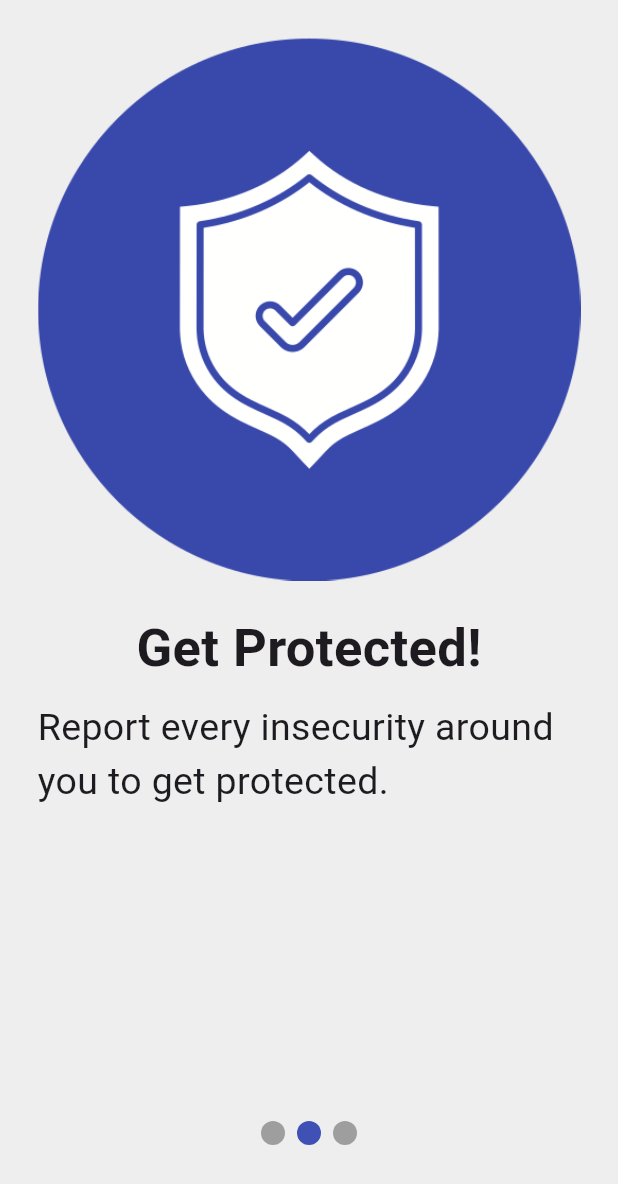
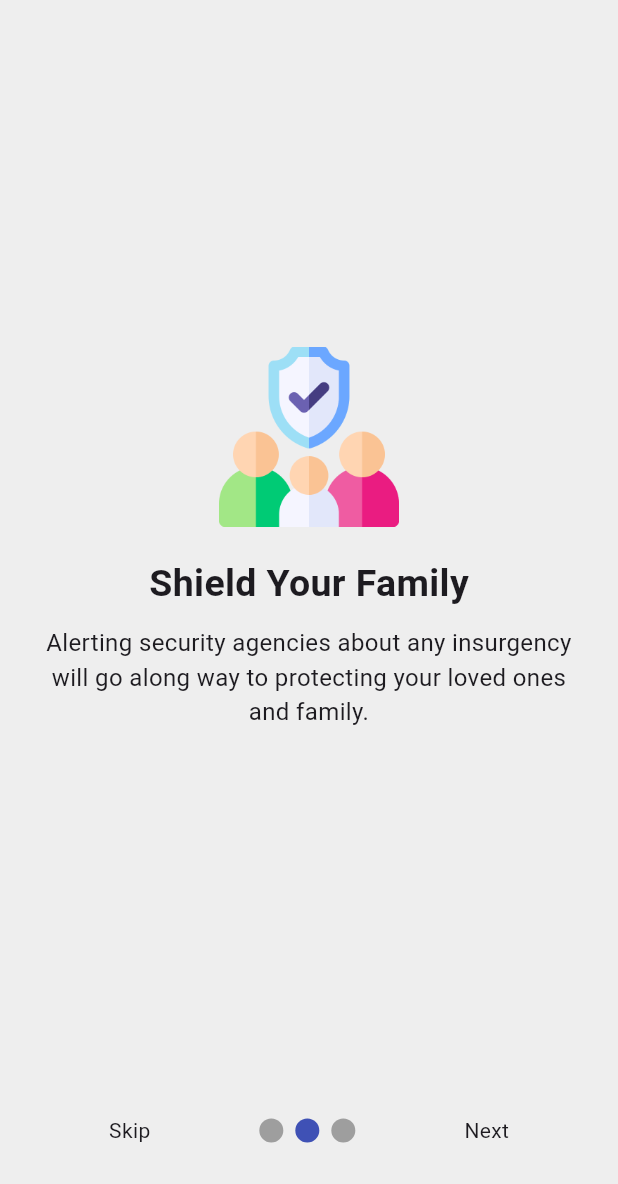
Before and after one commit to kkokwara2014/insurgensys, a Flutter app: the screen it shows after launch, swiped to page 2, on a phone screen of 412 x 824 dp. Shown: the top 1184 px of the screen. Run offline on Flutter 3.47's test engine with Material 3 defaults, Android fonts, the light colour scheme and no system bars; drawn by our look-alikes of smooth_page_indicator; our stand-ins replace get.

Commit message:
Onborading screen completed

```diff
--- a/lib/components/intro_page.dart
+++ b/lib/components/intro_page.dart
@@ -17,17 +17,21 @@ class IntroPage extends StatelessWidget {
         horizontal: 25,
         vertical: 25,
       ),
+      color: Colors.grey.shade200,
       child: Column(
         crossAxisAlignment: CrossAxisAlignment.center,
         children: [
-          Image.asset(imagePath),
+          SizedBox(
+            height: MediaQuery.of(context).size.height * .25,
+          ),
+          SizedBox(width: 120, height: 120, child: Image.asset(imagePath)),
           const SizedBox(
             height: 20,
           ),
           Text(
             heading,
             style: const TextStyle(
-              fontSize: 35,
+              fontSize: 25,
               fontWeight: FontWeight.bold,
             ),
           ),
@@ -36,8 +40,9 @@ class IntroPage extends StatelessWidget {
           ),
           Text(
             description,
+            textAlign: TextAlign.center,
             style: const TextStyle(
-              fontSize: 25,
+              fontSize: 16,
             ),
           ),
         ],
--- a/lib/pages/onboarding.dart
+++ b/lib/pages/onboarding.dart
@@ -1,5 +1,7 @@
 import 'package:flutter/material.dart';
+import 'package:get/get.dart';
 import 'package:insurgensys/components/intro_page.dart';
+import 'package:insurgensys/pages/auth/login_page.dart';
 import 'package:smooth_page_indicator/smooth_page_indicator.dart';
 
 class Onboarding extends StatefulWidget {
@@ -11,7 +13,7 @@ class Onboarding extends StatefulWidget {
 
 class _OnboardingState extends State<Onboarding> {
   PageController _controller = PageController();
-
+  bool isLastPage = false;
   @override
   Widget build(BuildContext context) {
     return SafeArea(
@@ -20,6 +22,11 @@ class _OnboardingState extends State<Onboarding> {
           children: [
             PageView(
               controller: _controller,
+              onPageChanged: (index) {
+                setState(() {
+                  isLastPage = (index == 2);
+                });
+              },
               children: const [
                 //add the intro pages here
                 IntroPage(
@@ -28,22 +35,50 @@ class _OnboardingState extends State<Onboarding> {
                     description:
                         "Report every insecurity around you to get protected."),
                 IntroPage(
-                    imagePath: "lib/images/protect.png",
-                    heading: "Get Protected!",
+                    imagePath: "lib/images/family.png",
+                    heading: "Shield Your Family",
                     description:
-                        "Report every insecurity around you to get protected."),
+                        "Alerting security agencies about any insurgency will go along way to protecting your loved ones and family."),
                 IntroPage(
-                    imagePath: "lib/images/protect.png",
-                    heading: "Get Protected!",
+                    imagePath: "lib/images/personal-data.png",
+                    heading: "Protect Your Privacy",
                     description:
-                        "Report every insecurity around you to get protected.")
+                        "Don't give information or access to a stranger to avoid your privacy and property being invaded.")
               ],
             ),
             Container(
               alignment: const Alignment(0, 0.85),
-              child: SmoothPageIndicator(
-                controller: _controller,
-                count: 3,
+              child: Row(
+                mainAxisAlignment: MainAxisAlignment.spaceEvenly,
+                children: [
+                  //skip page
+                  GestureDetector(
+                    onTap: () {
+                      _controller.jumpToPage(2);
+                    },
+                    child: const Text("Skip"),
+                  ),
+                  SmoothPageIndicator(
+                    controller: _controller,
+                    count: 3,
+                  ),
+
+                  isLastPage
+                      ? GestureDetector(
+                          onTap: () {
+                            Get.offAll(() => const LoginPage());
+                          },
+                          child: const Text("Done"),
+                        )
+                      : GestureDetector(
+                          onTap: () {
+                            _controller.nextPage(
+                                duration: const Duration(milliseconds: 500),
+                                curve: Curves.bounceIn);
+                          },
+                          child: const Text("Next"),
+                        )
+                ],
               ),
             ),
           ],
```
